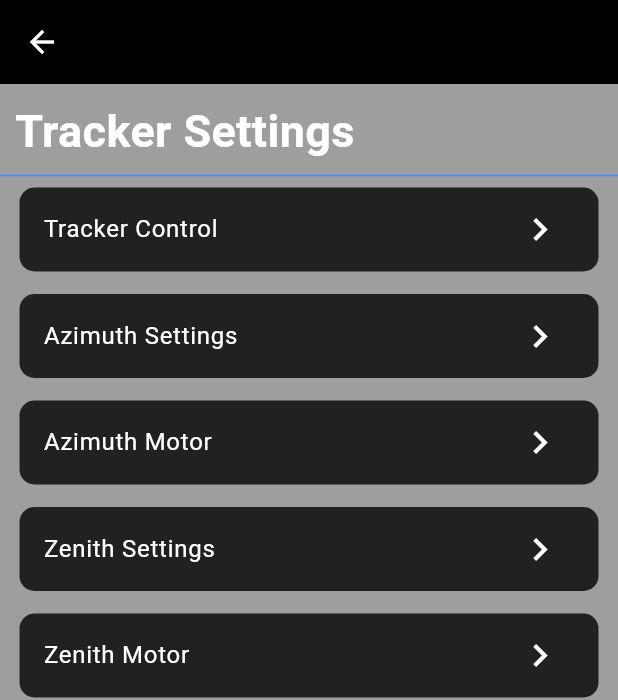
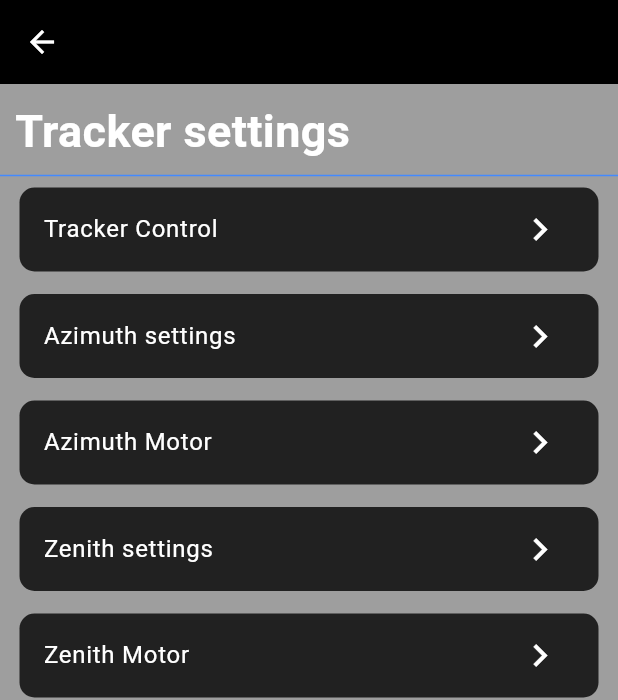
Before and after one commit to faizanmalik2023/Solar-Tracker, a Flutter app: the HomePage screen opened directly, after a tap on the "settings" icon, on a phone screen of 412 x 824 dp. Shown: the top 700 px of the screen. Run offline on Flutter 3.47's test engine with Material 3 defaults, Android fonts, the phone set to English and light mode, and no system bars; our stand-ins replace cloud_firestore, firebase_auth, firebase_core, fl_chart, flutter_blue_plus; accounts and stored records are empty; network calls fail.

```diff
--- a/lib/home.dart
+++ b/lib/home.dart
@@ -1,8 +1,6 @@
 import 'dart:async';
 
-import 'package:flutter/cupertino.dart';
 import 'package:flutter/material.dart';
-import 'package:flutter/widgets.dart';
 import 'package:http/http.dart' as http;
 import 'dart:convert';
 import 'package:fl_chart/fl_chart.dart';
@@ -10,6 +8,8 @@ import 'package:solar_tracker/tracker_settings.dart';
 import 'bluetooth_page.dart';
 
 class HomePage extends StatefulWidget {
+  const HomePage({super.key});
+
   @override
   _HomePageState createState() => _HomePageState();
 }
@@ -35,7 +35,7 @@ class _HomePageState extends State<HomePage> {
   void _startTimer() {
     _timerValue = 0;
     _timer?.cancel(); // Cancel any existing timer
-    _timer = Timer.periodic(Duration(seconds: 1), (timer) {
+    _timer = Timer.periodic(const Duration(seconds: 1), (timer) {
       setState(() {
         _timerValue++;
       });
@@ -90,17 +90,17 @@ class _HomePageState extends State<HomePage> {
             child: GestureDetector(
               onTap: () {
                 Navigator.push(
-                    context, MaterialPageRoute(builder: (context) => ConnectBluetoothTrackerPage()));
+                    context, MaterialPageRoute(builder: (context) => const ConnectBluetoothTrackerPage()));
               },
               child: const Icon(Icons.bluetooth, size: 30),
             ),
           ),
            Padding(
-            padding: EdgeInsets.only(right: 8.0),
+            padding: const EdgeInsets.only(right: 8.0),
             child: GestureDetector(
               onTap: () {
                 Navigator.push(
-                    context, MaterialPageRoute(builder: (context) => TrackerSettingsPage()));
+                    context, MaterialPageRoute(builder: (context) => const TrackerSettingsPage()));
               },
               child: const Icon(Icons.settings, size: 30),
             ),
@@ -110,15 +110,15 @@ class _HomePageState extends State<HomePage> {
       body: SingleChildScrollView(
         child: Container(
           color: Colors.black,
-          padding: EdgeInsets.all(16.0),
+          padding: const EdgeInsets.all(16.0),
           child: Column(
             mainAxisAlignment: MainAxisAlignment.start,
             crossAxisAlignment: CrossAxisAlignment.center,
             children: [
               const SizedBox(height: 40),
-              Text('Temperature (C): $temperature °C', style: TextStyle(color: Colors.white, fontSize: 18)),
+              Text('Temperature (C): $temperature °C', style: const TextStyle(color: Colors.white, fontSize: 18)),
               const SizedBox(height: 10),
-              Text('Wind: $wind Km/h', style: TextStyle(color: Colors.white, fontSize: 18)),
+              Text('Wind: $wind Km/h', style: const TextStyle(color: Colors.white, fontSize: 18)),
               const SizedBox(height: 20),
               Column(
                 crossAxisAlignment: CrossAxisAlignment.center,
@@ -138,8 +138,8 @@ class _HomePageState extends State<HomePage> {
                       child: DropdownButton<String>(
                         dropdownColor: Colors.grey[900],
                         value: _selectedTrackerControl,
-                        icon: Icon(Icons.arrow_drop_down, color: Colors.grey),
-                        style: TextStyle(color: Colors.white, fontSize: 16),
+                        icon: const Icon(Icons.arrow_drop_down, color: Colors.grey),
+                        style: const TextStyle(color: Colors.white, fontSize: 16),
                         onChanged: (String? newValue) {
                           setState(() {
                             _selectedTrackerControl = newValue!;
@@ -157,15 +157,15 @@ class _HomePageState extends State<HomePage> {
                 ],
               ),
               const SizedBox(height: 10),
-              Text('Tracker Azimuth: $trackerAzimuth', style: TextStyle(color: Colors.white)),
-              Text('Tracker Zenith: $trackerZenith', style: TextStyle(color: Colors.white)),
+              Text('Tracker Azimuth: $trackerAzimuth', style: const TextStyle(color: Colors.white)),
+              Text('Tracker Zenith: $trackerZenith', style: const TextStyle(color: Colors.white)),
               const SizedBox(height: 10),
               _buildGraphSection('Sun Zenith', sunZenith, 'Zenith', 'Time'),
               _buildGraphSection('Sun Azimuth', sunAzimuth, 'Azimuth', 'Time'),
-              Text('Sun Azimuth: $sunAzimuth', style: TextStyle(color: Colors.white, fontSize: 16)),
-              Text('Sun Zenith: $sunZenith', style: TextStyle(color: Colors.white, fontSize: 16)),
+              Text('Sun Azimuth: $sunAzimuth', style: const TextStyle(color: Colors.white, fontSize: 16)),
+              Text('Sun Zenith: $sunZenith', style: const TextStyle(color: Colors.white, fontSize: 16)),
 
-              SizedBox(height: 20,),
+              const SizedBox(height: 20,),
               Row(
                 mainAxisAlignment: MainAxisAlignment.center,
                 children: [
@@ -174,26 +174,26 @@ class _HomePageState extends State<HomePage> {
                     style: ElevatedButton.styleFrom(
                       backgroundColor: Colors.blue[800],
                       foregroundColor: Colors.white,
-                      minimumSize: Size(100, 40),
+                      minimumSize: const Size(100, 40),
                       shape: RoundedRectangleBorder(
                         borderRadius: BorderRadius.circular(25.0),
                       ),
                     ),
-                    child: Text('Start'),
+                    child: const Text('Start'),
                   ),
-                SizedBox(width: 10,),
+                const SizedBox(width: 10,),
               ElevatedButton(
                 onPressed: _stopTimer,
                 //onPressed: _signIn,
                 style: ElevatedButton.styleFrom(
                   backgroundColor: Colors.blue[800],
                   foregroundColor: Colors.white,
-                  minimumSize: Size(100, 40),
+                  minimumSize: const Size(100, 40),
                   shape: RoundedRectangleBorder(
                     borderRadius: BorderRadius.circular(25.0),
                   ),
                 ),
-                child: Text('Stop'),
+                child: const Text('Stop'),
               ),
                 ],
               ),
@@ -211,23 +211,23 @@ class _HomePageState extends State<HomePage> {
           padding: const EdgeInsets.all(8.0),
           child: Text(
             title,
-            style: TextStyle(fontSize: 18, fontWeight: FontWeight.bold, color: Colors.white),
+            style: const TextStyle(fontSize: 18, fontWeight: FontWeight.bold, color: Colors.white),
           ),
         ),
         Container(
           height: 200,
-          padding: EdgeInsets.all(16.0),
+          padding: const EdgeInsets.all(16.0),
           child: LineChart(
             LineChartData(
-              gridData: FlGridData(show: true),
+              gridData: const FlGridData(show: true),
               titlesData: FlTitlesData(
                 leftTitles: AxisTitles(
-                  sideTitles: SideTitles(showTitles: true),
-                  axisNameWidget: Text(yAxisLabel, style: TextStyle(color: Colors.white)),
+                  sideTitles: const SideTitles(showTitles: true),
+                  axisNameWidget: Text(yAxisLabel, style: const TextStyle(color: Colors.white)),
                 ),
                 bottomTitles: AxisTitles(
-                  sideTitles: SideTitles(showTitles: true),
-                  axisNameWidget: Text(xAxisLabel, style: TextStyle(color: Colors.white)),
+                  sideTitles: const SideTitles(showTitles: true),
+                  axisNameWidget: Text(xAxisLabel, style: const TextStyle(color: Colors.white)),
                 ),
               ),
               borderData: FlBorderData(show: true),
@@ -235,26 +235,26 @@ class _HomePageState extends State<HomePage> {
                 LineChartBarData(
                   spots: _generateDataPoints(zenithValue),
                   isCurved: true,
-                  gradient: LinearGradient(
+                  gradient: const LinearGradient(
                     colors: [Colors.blue, Colors.purple],
                     begin: Alignment.centerLeft,
                     end: Alignment.centerRight,
                   ),
                   barWidth: 4,
                   isStrokeCapRound: true,
-                  dotData: FlDotData(show: false),
+                  dotData: const FlDotData(show: false),
                 ),
                 LineChartBarData(
                   spots: _generateDataPoints(trackerZenith),
                   isCurved: true,
-                  gradient: LinearGradient(
+                  gradient: const LinearGradient(
                     colors: [Colors.green, Colors.yellow],
                     begin: Alignment.centerLeft,
                     end: Alignment.centerRight,
                   ),
                   barWidth: 4,
                   isStrokeCapRound: true,
-                  dotData: FlDotData(show: false),
+                  dotData: const FlDotData(show: false),
                 ),
               ],
             ),
--- a/lib/main.dart
+++ b/lib/main.dart
@@ -1,11 +1,6 @@
 import 'package:flutter/material.dart';
 import 'package:firebase_core/firebase_core.dart';
-import 'package:solar_tracker/Settings/azimuth_motor_settings.dart';
 import 'package:solar_tracker/firebase_options.dart';
-import 'package:flutter/material.dart';
-import 'package:flutter_riverpod/flutter_riverpod.dart';
-import 'package:solar_tracker/tracker_settings.dart';
-//import 'azimuth_motor_settings_page.dart';
 import 'Auth/sign_in.dart';
 
 void main() async {
@@ -13,10 +8,12 @@ void main() async {
   await Firebase.initializeApp(
     options: DefaultFirebaseOptions.currentPlatform,
   );
-  runApp(MyApp());
+  runApp(const MyApp());
 }
 
 class MyApp extends StatelessWidget {
+  const MyApp({super.key});
+
   @override
   Widget build(BuildContext context) {
     return MaterialApp(
--- a/lib/Settings/general_page.dart
+++ b/lib/settings/general_page.dart
@@ -14,7 +14,7 @@ class _GeneralPageState extends State<GeneralPage> {
       appBar: AppBar(
         backgroundColor: Colors.grey[900],
         foregroundColor: Colors.white,
-        title: Text(
+        title: const Text(
           'General Page',style: TextStyle(
           color: Colors.white
         ),
--- a/lib/tracker_settings.dart
+++ b/lib/tracker_settings.dart
@@ -8,6 +8,8 @@ import 'package:solar_tracker/Settings/zenith_motor_settings.dart';
 import 'package:solar_tracker/Settings/zenith_settings.dart';
 
 class TrackerSettingsPage extends StatelessWidget {
+  const TrackerSettingsPage({super.key});
+
   @override
   Widget build(BuildContext context) {
     return Scaffold(
@@ -21,29 +23,32 @@ class TrackerSettingsPage extends StatelessWidget {
         crossAxisAlignment: CrossAxisAlignment.start,
         children: [
           const Padding(
-            padding: EdgeInsets.only(top: 10.0,left: 10),
+            padding: EdgeInsets.only(top: 10.0, left: 10),
             child: Text(
-              'Tracker Settings',
+              'Tracker settings',
               style: TextStyle(
-                color: Colors.white,
-                fontSize: 30,
-                fontWeight: FontWeight.w600
-              ),
+                  color: Colors.white,
+                  fontSize: 30,
+                  fontWeight: FontWeight.w600),
             ),
           ),
           const Divider(
             color: Colors.blueAccent,
             thickness: 1,
           ),
-
           Expanded(
             child: ListView(
               children: [
-                _buildListTile(context, 'Tracker Control', const TrackerControl()),
-                _buildListTile(context, 'Azimuth Settings', const AzimuthSettings()),
-                _buildListTile(context, 'Azimuth Motor', AzimuthMotorSettingsPage()),
-                _buildListTile(context, 'Zenith Settings', const ZenithSettings()),
-                _buildListTile(context, 'Zenith Motor', const ZenithMotorSettings()),
+                _buildListTile(
+                    context, 'Tracker Control', const TrackerControl()),
+                _buildListTile(
+                    context, 'Azimuth settings', const AzimuthSettings()),
+                _buildListTile(
+                    context, 'Azimuth Motor', AzimuthMotorSettingsPage()),
+                _buildListTile(
+                    context, 'Zenith settings', const ZenithSettings()),
+                _buildListTile(
+                    context, 'Zenith Motor', const ZenithMotorSettings()),
                 _buildListTile(context, 'Location', const TrackerLocation()),
                 _buildListTile(context, 'General', const GeneralPage()),
               ],
@@ -59,15 +64,17 @@ class TrackerSettingsPage extends StatelessWidget {
       padding: const EdgeInsets.only(left: 13.0, right: 13, bottom: 15),
       child: Container(
         decoration: BoxDecoration(
-          borderRadius: BorderRadius.circular(10),
-          color: Colors.grey[900]
-        ),
+            borderRadius: BorderRadius.circular(10), color: Colors.grey[900]),
         child: ListTile(
           title: Text(
             title,
             style: const TextStyle(color: Colors.white),
           ),
-          trailing: const Icon(Icons.chevron_right, color: Colors.white,size:30,),
+          trailing: const Icon(
+            Icons.chevron_right,
+            color: Colors.white,
+            size: 30,
+          ),
           onTap: () {
             Navigator.push(
               context,
```
Also changed, not shown: lib/auth/sign_in.dart (renamed from lib/Auth/sign_in.dart, +23 -18 lines), lib/auth/sign_up.dart (renamed from lib/Auth/sign_up.dart, +31 -24 lines), lib/bluetooth_page.dart (+29 -24 lines), lib/helping_widgets/textfield_widget.dart (renamed from lib/Helping Widgets/textfield_widget.dart, +4 -4 lines), lib/settings/azimuth_motor_settings.dart (renamed from lib/Settings/azimuth_motor_settings.dart, +28 -16 lines), lib/settings/azimuth_settings.dart (renamed from lib/Settings/azimuth_settings.dart, +14 -10 lines), lib/settings/tracker_control.dart (renamed from lib/Settings/tracker_control.dart, +16 -12 lines), lib/settings/tracker_location.dart (renamed from lib/Settings/tracker_location.dart, +11 -8 lines), lib/settings/zenith_motor_settings.dart (renamed from lib/Settings/zenith_motor_settings.dart, +21 -12 lines), lib/settings/zenith_settings.dart (renamed from lib/Settings/zenith_settings.dart, +15 -9 lines), 6 other files.
